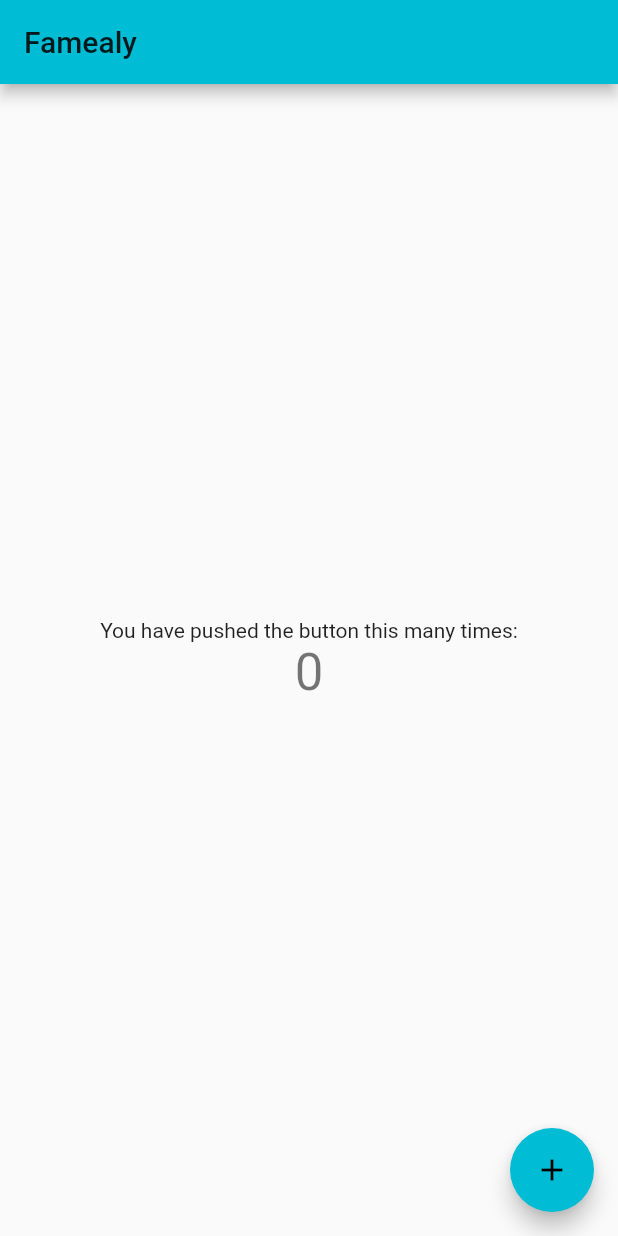
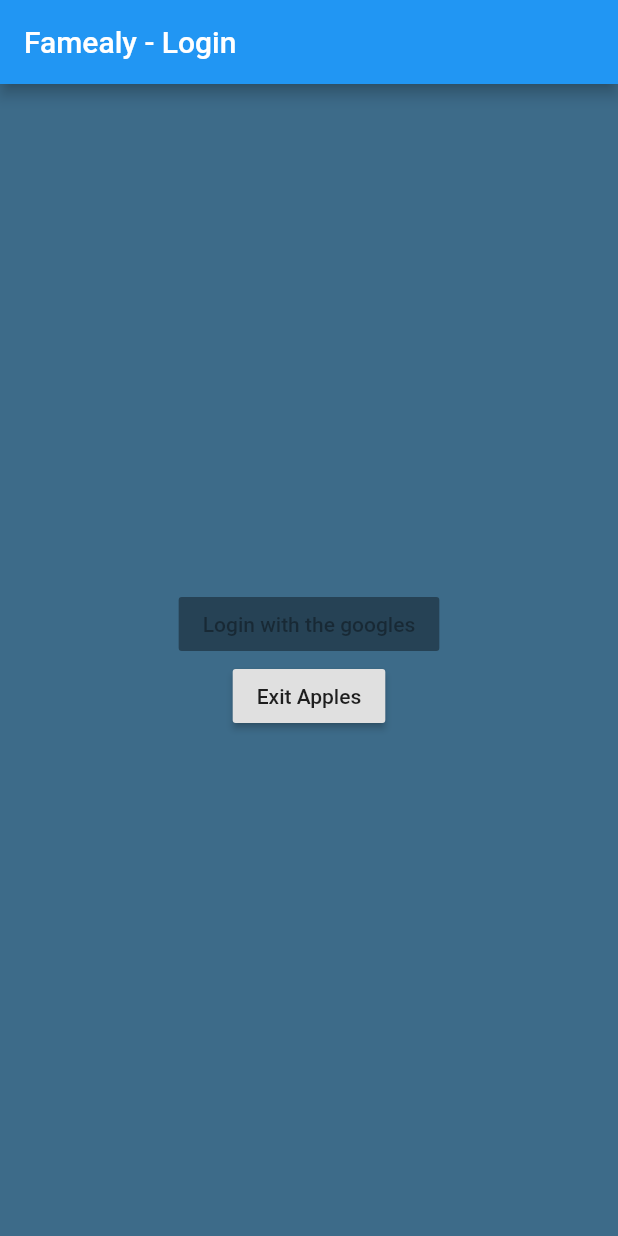
Before and after one commit to SamKingDev/HighfieldHack2021, a Flutter app: the screen it shows after launch, on a phone screen of 412 x 824 dp. Run offline on Flutter 3.47's test engine with Material 2 defaults, Android fonts, the phone set to English and light mode, and no system bars.

Commit message:
setup basic app

```diff
--- a/App/lib/main.dart
+++ b/App/lib/main.dart
@@ -1,117 +1,11 @@
+import 'package:famealy/screens/login/login.dart';
 import 'package:flutter/material.dart';
 
 void main() {
-  runApp(MyApp());
+  runApp(MaterialApp(
+    initialRoute: '/',
+    routes: {
+      '/': (context) => Login(),
+    },
+  ));
 }
-
-class MyApp extends StatelessWidget {
-  // This widget is the root of your application.
-  @override
-  Widget build(BuildContext context) {
-    return MaterialApp(
-      title: 'Flutter Demo',
-      theme: ThemeData(
-        // This is the theme of your application.
-        //
-        // Try running your application with "flutter run". You'll see the
-        // application has a blue toolbar. Then, without quitting the app, try
-        // changing the primarySwatch below to Colors.green and then invoke
-        // "hot reload" (press "r" in the console where you ran "flutter run",
-        // or simply save your changes to "hot reload" in a Flutter IDE).
-        // Notice that the counter didn't reset back to zero; the application
-        // is not restarted.
-        primarySwatch: Colors.cyan,
-        // This makes the visual density adapt to the platform that you run
-        // the app on. For desktop platforms, the controls will be smaller and
-        // closer together (more dense) than on mobile platforms.
-        visualDensity: VisualDensity.adaptivePlatformDensity,
-      ),
-      home: MyHomePage(title: 'Famealy'),
-    );
-  }
-}
-
-class MyHomePage extends StatefulWidget {
-  MyHomePage({Key key, this.title}) : super(key: key);
-
-  // This widget is the home page of your application. It is stateful, meaning
-  // that it has a State object (defined below) that contains fields that affect
-  // how it looks.
-
-  // This class is the configuration for the state. It holds the values (in this
-  // case the title) provided by the parent (in this case the App widget) and
-  // used by the build method of the State. Fields in a Widget subclass are
-  // always marked "final".
-
-  final String title;
-
-  @override
-  _MyHomePageState createState() => _MyHomePageState();
-}
-
-class _MyHomePageState extends State<MyHomePage> {
-  int _counter = 0;
-
-  void _incrementCounter() {
-    setState(() {
-      // This call to setState tells the Flutter framework that something has
-      // changed in this State, which causes it to rerun the build method below
-      // so that the display can reflect the updated values. If we changed
-      // _counter without calling setState(), then the build method would not be
-      // called again, and so nothing would appear to happen.
-      _counter++;
-    });
-  }
-
-  @override
-  Widget build(BuildContext context) {
-    // This method is rerun every time setState is called, for instance as done
-    // by the _incrementCounter method above.
-    //
-    // The Flutter framework has been optimized to make rerunning build methods
-    // fast, so that you can just rebuild anything that needs updating rather
-    // than having to individually change instances of widgets.
-    return Scaffold(
-      appBar: AppBar(
-        // Here we take the value from the MyHomePage object that was created by
-        // the App.build method, and use it to set our appbar title.
-        title: Text(widget.title),
-      ),
-      body: Center(
-        // Center is a layout widget. It takes a single child and positions it
-        // in the middle of the parent.
-        child: Column(
-          // Column is also a layout widget. It takes a list of children and
-          // arranges them vertically. By default, it sizes itself to fit its
-          // children horizontally, and tries to be as tall as its parent.
-          //
-          // Invoke "debug painting" (press "p" in the console, choose the
-          // "Toggle Debug Paint" action from the Flutter Inspector in Android
-          // Studio, or the "Toggle Debug Paint" command in Visual Studio Code)
-          // to see the wireframe for each widget.
-          //
-          // Column has various properties to control how it sizes itself and
-          // how it positions its children. Here we use mainAxisAlignment to
-          // center the children vertically; the main axis here is the vertical
-          // axis because Columns are vertical (the cross axis would be
-          // horizontal).
-          mainAxisAlignment: MainAxisAlignment.center,
-          children: <Widget>[
-            Text(
-              'You have pushed the button this many times:',
-            ),
-            Text(
-              '$_counter',
-              style: Theme.of(context).textTheme.headline4,
-            ),
-          ],
-        ),
-      ),
-      floatingActionButton: FloatingActionButton(
-        onPressed: _incrementCounter,
-        tooltip: 'Increment',
-        child: Icon(Icons.add),
-      ), // This trailing comma makes auto-formatting nicer for build methods.
-    );
-  }
-}
--- /dev/null
+++ b/App/lib/screens/login/login.dart
@@ -0,0 +1,33 @@
+import 'dart:io';
+
+import 'package:flutter/cupertino.dart';
+import 'package:flutter/material.dart';
+
+class Login extends StatelessWidget {
+  @override
+  Widget build(BuildContext context) {
+    return Scaffold(
+      backgroundColor: new Color.fromRGBO(61,107,137, 1),
+      appBar: AppBar(
+        title: Text(
+            "Famealy - Login",
+        )
+      ),
+      body: Center(
+        child: Column(
+          mainAxisAlignment: MainAxisAlignment.center,
+          children: <Widget>[
+            RaisedButton(
+              onPressed: null,
+              child: Text('Login with the googles'),
+            ),
+            RaisedButton(
+              onPressed: (){exit(0);},
+              child: Text('Exit Apples')
+            )
+          ],
+        ),
+      ),
+    );
+  }
+}
--- /dev/null
+++ b/App/lib/screens/profile/profile.dart
@@ -0,0 +1,13 @@
+import 'package:flutter/cupertino.dart';
+
+class Profile extends StatefulWidget {
+  @override
+  _ProfileState createState() => _ProfileState();
+}
+
+class _ProfileState extends State<Profile> {
+  @override
+  Widget build(BuildContext context) {
+    return Container();
+  }
+}
```
